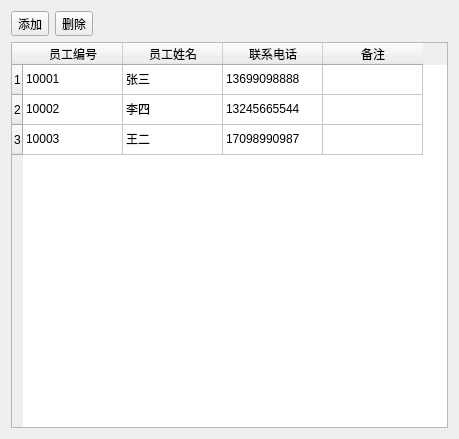
Qt form WorkerConfigDlg.ui (wanlong1215/test) before a commit.
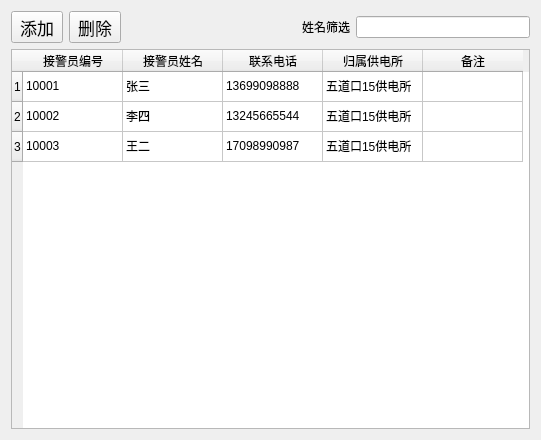
The same form after that commit.

Patch:
```diff
--- a/WorkerConfigDlg.ui
+++ b/WorkerConfigDlg.ui
@@ -6,8 +6,8 @@
    <rect>
     <x>0</x>
     <y>0</y>
-    <width>459</width>
-    <height>439</height>
+    <width>541</width>
+    <height>440</height>
    </rect>
   </property>
   <property name="windowTitle">
@@ -18,6 +18,11 @@
     <layout class="QHBoxLayout" name="horizontalLayout">
      <item>
       <widget class="QToolButton" name="toolButton">
+       <property name="font">
+        <font>
+         <pointsize>13</pointsize>
+        </font>
+       </property>
        <property name="text">
         <string>添加</string>
        </property>
@@ -25,6 +30,11 @@
      </item>
      <item>
       <widget class="QToolButton" name="toolButton_2">
+       <property name="font">
+        <font>
+         <pointsize>13</pointsize>
+        </font>
+       </property>
        <property name="text">
         <string>删除</string>
        </property>
@@ -43,6 +53,16 @@
        </property>
       </spacer>
      </item>
+     <item>
+      <widget class="QLabel" name="label">
+       <property name="text">
+        <string>姓名筛选</string>
+       </property>
+      </widget>
+     </item>
+     <item>
+      <widget class="QLineEdit" name="lineEdit"/>
+     </item>
     </layout>
    </item>
    <item>
@@ -64,12 +84,12 @@
      </row>
      <column>
       <property name="text">
-       <string>员工编号</string>
+       <string>接警员编号</string>
       </property>
      </column>
      <column>
       <property name="text">
-       <string>员工姓名</string>
+       <string>接警员姓名</string>
       </property>
      </column>
      <column>
@@ -77,6 +97,11 @@
        <string>联系电话</string>
       </property>
      </column>
+     <column>
+      <property name="text">
+       <string>归属供电所</string>
+      </property>
+     </column>
      <column>
       <property name="text">
        <string>备注</string>
@@ -97,6 +122,11 @@
        <string>13699098888</string>
       </property>
      </item>
+     <item row="0" column="3">
+      <property name="text">
+       <string>五道口15供电所</string>
+      </property>
+     </item>
      <item row="1" column="0">
       <property name="text">
        <string>10002</string>
@@ -112,6 +142,11 @@
        <string>13245665544</string>
       </property>
      </item>
+     <item row="1" column="3">
+      <property name="text">
+       <string>五道口15供电所</string>
+      </property>
+     </item>
      <item row="2" column="0">
       <property name="text">
        <string>10003</string>
@@ -127,6 +162,11 @@
        <string>17098990987</string>
       </property>
      </item>
+     <item row="2" column="3">
+      <property name="text">
+       <string>五道口15供电所</string>
+      </property>
+     </item>
     </widget>
    </item>
   </layout>
```
Left out of the diff: 2 changed lines with no effect on the pictures.
